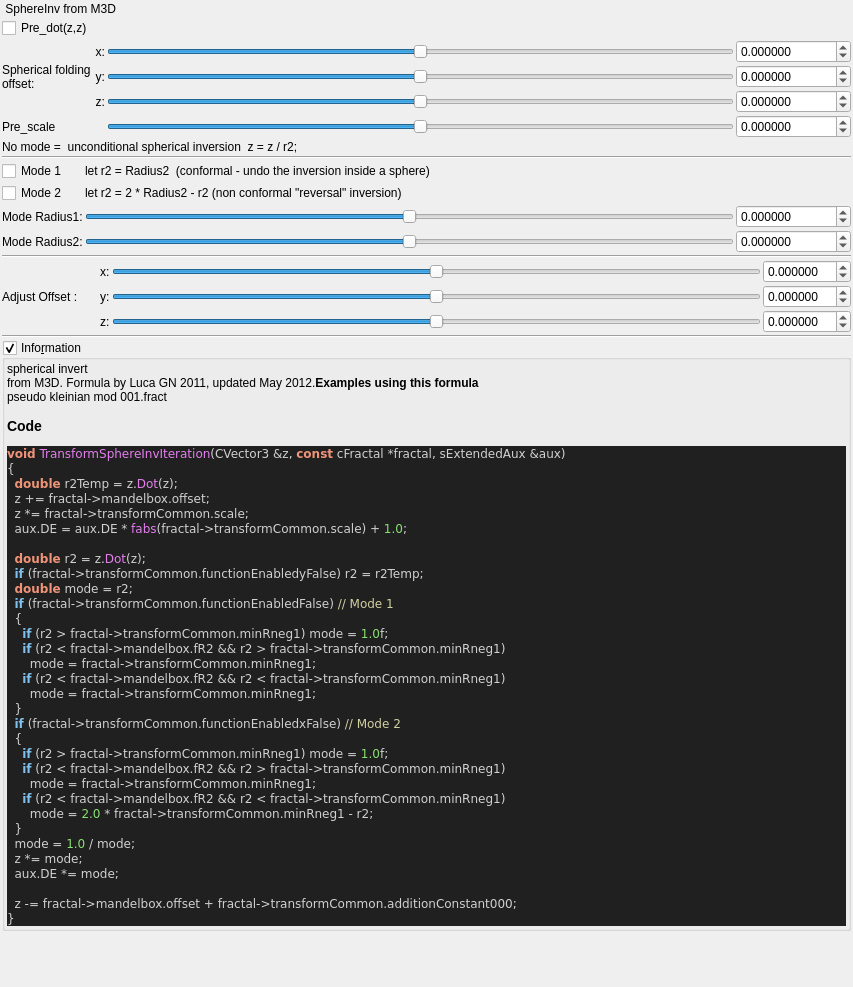
The window that mandelbulber2/qt_data/fractal_transf_sphere_inv.ui (buddhi1980/mandelbulber2) describes before a commit, drawn with Qt 5.
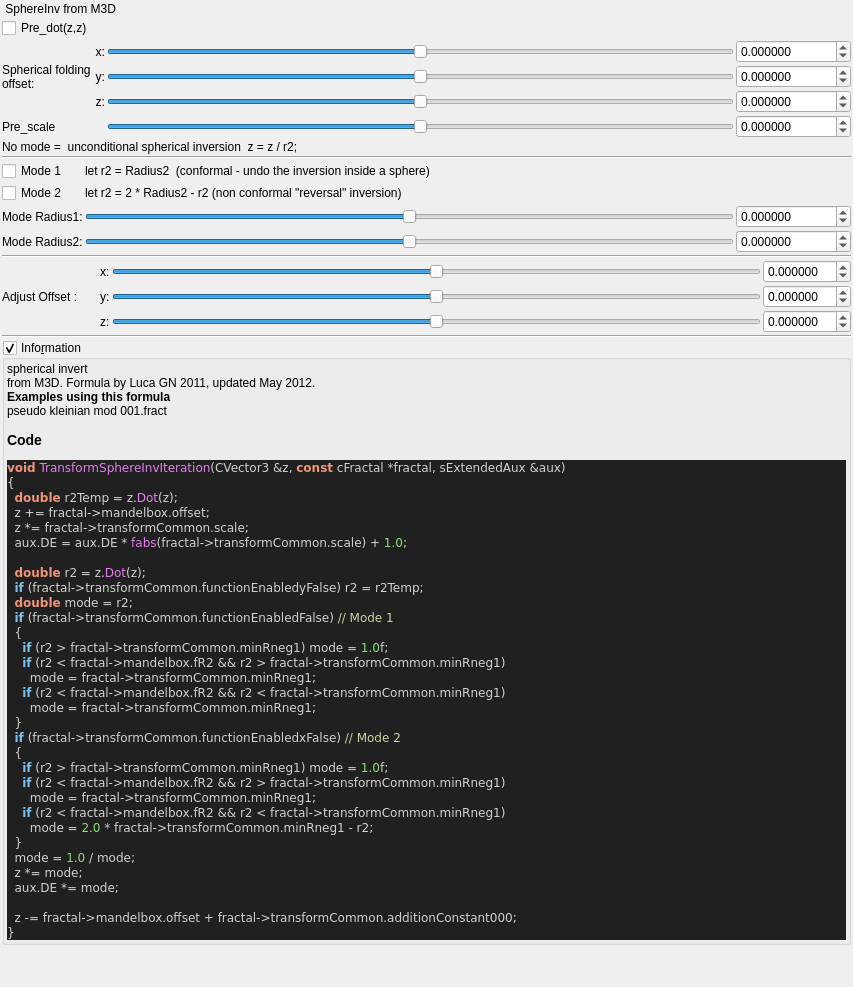
The same window after the commit. Custom widgets are drawn as their Qt base class.

Diff of the .ui file:
```diff
--- a/mandelbulber2/qt_data/fractal_transf_sphere_inv.ui
+++ b/mandelbulber2/qt_data/fractal_transf_sphere_inv.ui
@@ -713,7 +713,7 @@
         <property name="text">
          <string notr="true">&lt;p&gt;spherical invert&lt;br&gt;from M3D. Formula by Luca GN 2011, updated May 2012.&lt;/p&gt;&lt;table&gt;
 &lt;/table&gt;
-&lt;b&gt;Examples using this formula&lt;/b&gt;&lt;br&gt;pseudo kleinian mod 001.fract&lt;h3&gt;Code&lt;/h3&gt;
+&lt;br&gt;&lt;b&gt;Examples using this formula&lt;/b&gt;&lt;br&gt;pseudo kleinian mod 001.fract&lt;h3&gt;Code&lt;/h3&gt;
 &lt;body style=&quot;background-color:#202020&quot;&gt;
 &lt;pre style=&quot;color:#d0d0d0; background-color:#202020;  font-family:'Courier New',monospace;&quot;&gt;&lt;span style=&quot;color:#f09479; font-weight:bold&quot;&gt;void&lt;/span&gt; &lt;span style=&quot;color:#e47eed&quot;&gt;TransformSphereInvIteration&lt;/span&gt;&lt;span style=&quot;color:#d0d0d0&quot;&gt;(&lt;/span&gt;CVector3 &lt;span style=&quot;color:#d0d0d0&quot;&gt;&amp;amp;&lt;/span&gt;z&lt;span style=&quot;color:#d0d0d0&quot;&gt;,&lt;/span&gt; &lt;span style=&quot;color:#f09479; font-weight:bold&quot;&gt;const&lt;/span&gt; cFractal &lt;span style=&quot;color:#d0d0d0&quot;&gt;*&lt;/span&gt;fractal&lt;span style=&quot;color:#d0d0d0&quot;&gt;,&lt;/span&gt; sExtendedAux &lt;span style=&quot;color:#d0d0d0&quot;&gt;&amp;amp;&lt;/span&gt;aux&lt;span style=&quot;color:#d0d0d0&quot;&gt;)&lt;/span&gt;
 &lt;span style=&quot;color:#d0d0d0&quot;&gt;{&lt;/span&gt;
```
